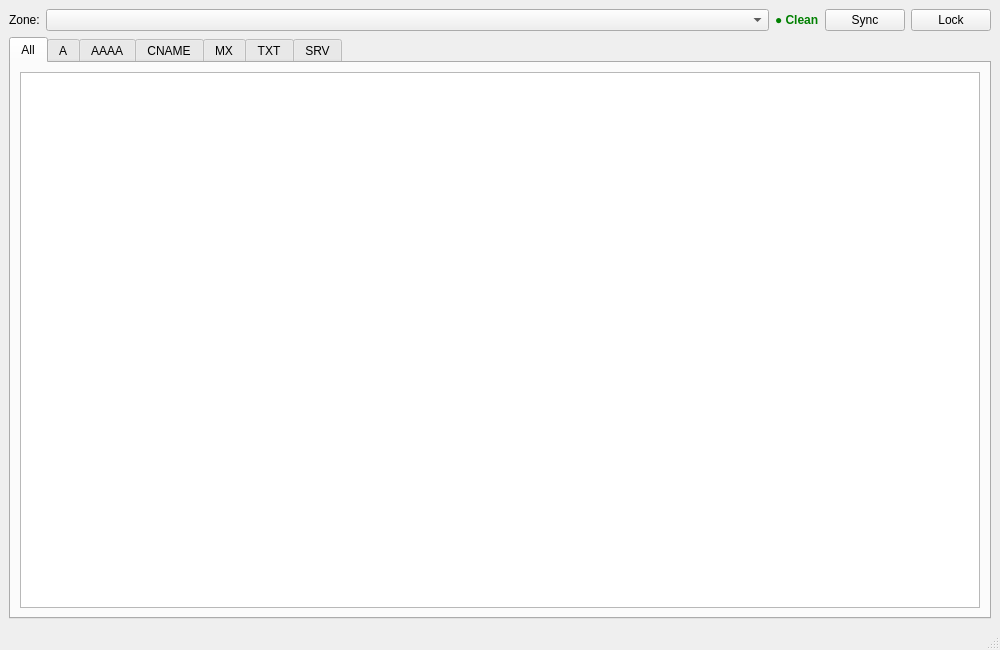
This is gui/ui/main_window.ui in dhivijit/dnsctl as Qt 5 draws it before an edit. The edited form follows.
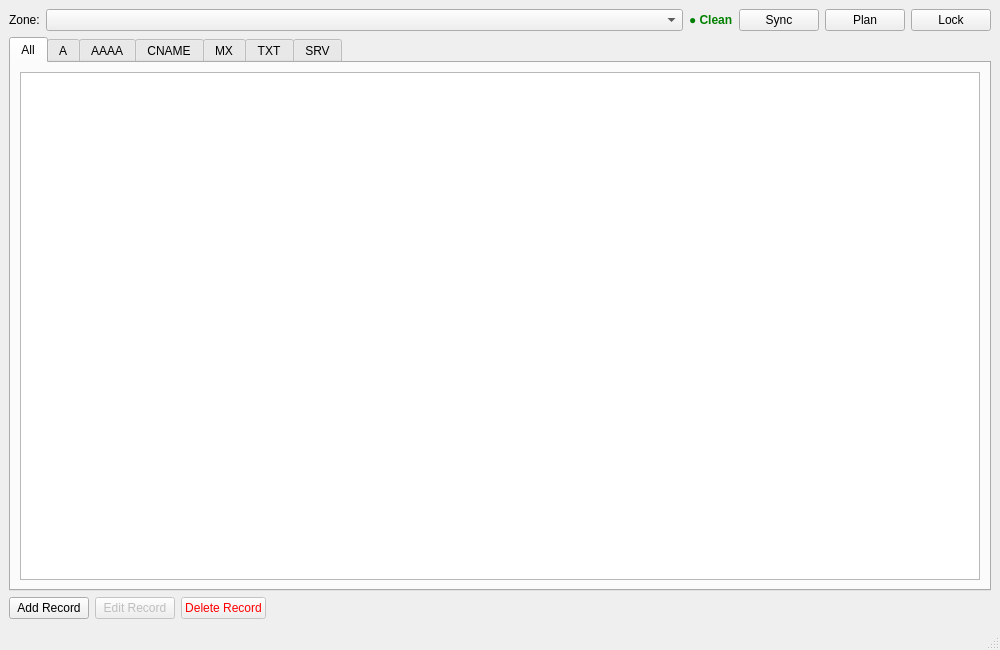
This is the edited form.

Commit message: CRUD operations added

What changed in the file:
```diff
--- a/gui/ui/main_window.ui
+++ b/gui/ui/main_window.ui
@@ -64,6 +64,13 @@
         </property>
        </widget>
       </item>
+      <item>
+       <widget class="QPushButton" name="planButton">
+        <property name="text">
+         <string>Plan</string>
+        </property>
+       </widget>
+      </item>
       <item>
        <widget class="QPushButton" name="lockButton">
         <property name="text">
@@ -220,6 +227,53 @@
       </widget>
      </widget>
     </item>
+    <item>
+     <layout class="QHBoxLayout" name="crudLayout">
+      <item>
+       <widget class="QPushButton" name="addRecordButton">
+        <property name="text">
+         <string>Add Record</string>
+        </property>
+       </widget>
+      </item>
+      <item>
+       <widget class="QPushButton" name="editRecordButton">
+        <property name="text">
+         <string>Edit Record</string>
+        </property>
+        <property name="enabled">
+         <bool>false</bool>
+        </property>
+       </widget>
+      </item>
+      <item>
+       <widget class="QPushButton" name="deleteRecordButton">
+        <property name="text">
+         <string>Delete Record</string>
+        </property>
+        <property name="enabled">
+         <bool>false</bool>
+        </property>
+        <property name="styleSheet">
+         <string>color: red;</string>
+        </property>
+       </widget>
+      </item>
+      <item>
+       <spacer name="crudSpacer">
+        <property name="orientation">
+         <enum>Qt::Orientation::Horizontal</enum>
+        </property>
+        <property name="sizeHint" stdset="0">
+         <size>
+          <width>0</width>
+          <height>0</height>
+         </size>
+        </property>
+       </spacer>
+      </item>
+     </layout>
+    </item>
    </layout>
   </widget>
   <widget class="QStatusBar" name="statusbar"/>
```
The commit also changes 12 other files.
